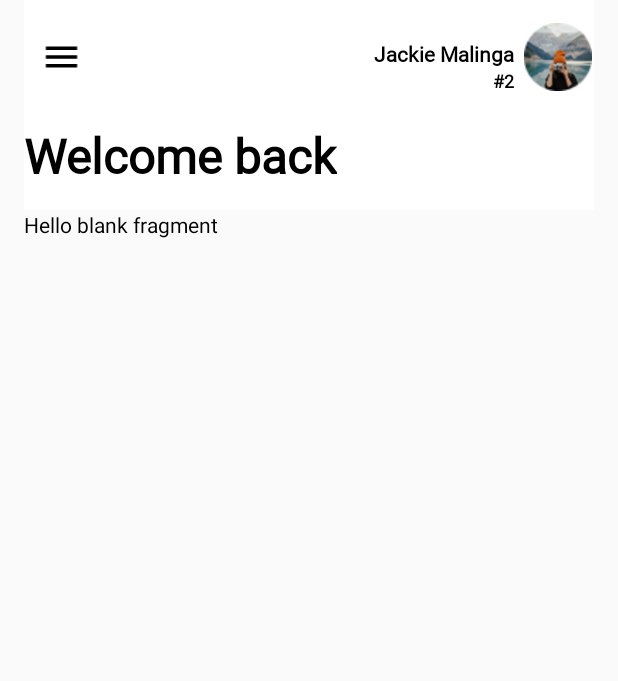
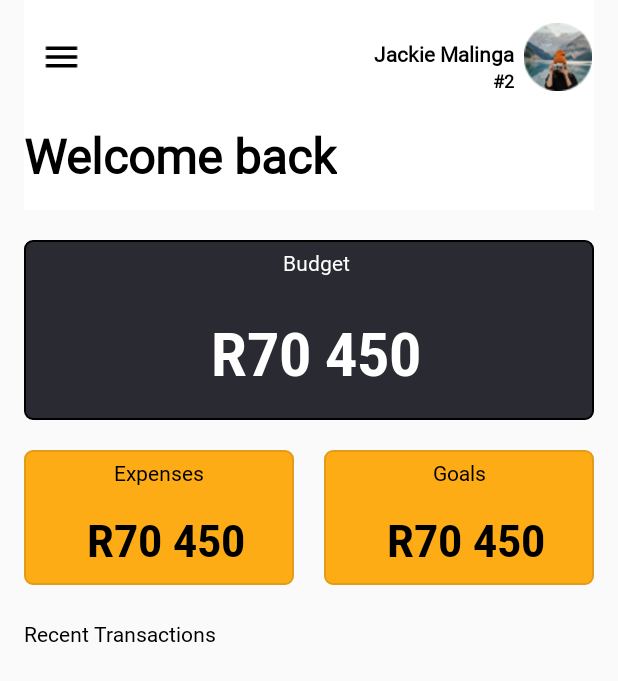
Before and after one commit to mzhala/WealthForge, an Android app: the screen it shows after launch (MainActivity), on a phone screen of 412 x 824 dp. Shown: the top 681 px of the screen. Run offline under Robolectric (Android 15) with nearby library versions, the phone set to English and light mode, and no system bars; our stand-ins replace navigation-ui.

Commit message:
feat: add initial design for home page

```diff
--- a/app/src/main/res/layout/fragment_home.xml
+++ b/app/src/main/res/layout/fragment_home.xml
@@ -10,9 +10,127 @@
     android:paddingRight="0dp"
     tools:context=".HomeFragment">
 
-    <!-- TODO: Update blank fragment layout -->
-    <TextView
+    <!-- budget-->
+    <LinearLayout
         android:layout_width="match_parent"
-        android:layout_height="match_parent"
-        android:text="@string/hello_blank_fragment" />
+        android:layout_height="120dp"
+        android:layout_marginTop="20dp"
+        android:background="@drawable/black_card"
+        android:orientation="vertical">
+
+        <TextView
+            android:layout_width="match_parent"
+            android:layout_height="30dp"
+            android:text="Budget"
+            style="@style/CardLabelStyle"
+            android:textAlignment="center"
+            android:gravity="center"/>
+
+        <TextView
+            android:layout_width="match_parent"
+            android:layout_height="match_parent"
+            android:text="R70 450"
+            style="@style/Money_Semi_Bold"
+            android:textAlignment="center"
+            android:gravity="center"
+            android:textColor="@color/white"
+            android:textSize="40sp"
+            android:id="@+id/budgetAmount"/>
+
+    </LinearLayout>
+
+    <!-- expenses and goals -->
+    <LinearLayout
+        android:layout_width="match_parent"
+        android:layout_height="90dp"
+        android:layout_marginTop="20dp"
+        android:orientation="horizontal">
+
+        <!-- expenses -->
+        <LinearLayout
+            android:layout_width="140dp"
+            android:layout_height="match_parent"
+            android:background="@drawable/home_card"
+            android:orientation="vertical"
+            android:layout_weight="1">
+
+            <TextView
+                android:layout_width="match_parent"
+                android:layout_height="30dp"
+                android:text="Expenses"
+                style="@style/LabelStyle"
+                android:textAlignment="center"
+                android:gravity="center"/>
+
+            <TextView
+                style="@style/Money_Semi_Bold"
+                android:layout_width="match_parent"
+                android:layout_height="match_parent"
+                android:gravity="center"
+                android:text="R70 450"
+                android:textAlignment="center"
+                android:id="@+id/expenseAmount"/>
+        </LinearLayout>
+
+        <Space
+            android:layout_width="20dp"
+            android:layout_height="match_parent"
+            />
+
+        <!-- goals -->
+        <LinearLayout
+            android:layout_width="140dp"
+            android:layout_height="match_parent"
+            android:background="@drawable/home_card"
+            android:orientation="vertical"
+            android:layout_weight="1">
+
+            <TextView
+                android:layout_width="match_parent"
+                android:layout_height="30dp"
+                android:text="Goals"
+                style="@style/LabelStyle"
+                android:textAlignment="center"
+                android:gravity="center"/>
+
+            <TextView
+                style="@style/Money_Semi_Bold"
+                android:layout_width="match_parent"
+                android:layout_height="match_parent"
+                android:gravity="center"
+                android:text="R70 450"
+                android:textAlignment="center"
+                android:id="@+id/goalAmount"/>
+        </LinearLayout>
+    </LinearLayout>
+
+    <!-- Recent Transactions -->
+    <LinearLayout
+        android:layout_width="match_parent"
+        android:layout_height="25dp"
+        android:layout_marginTop="20dp"
+        android:gravity="center_vertical"
+        android:orientation="horizontal">
+
+        <TextView
+            android:layout_width="wrap_content"
+            android:layout_height="wrap_content"
+            android:text="Recent Transactions"
+            style="@style/LabelStyle"/>
+
+        <View
+            android:layout_width="0dp"
+            android:layout_height="0dp"
+            android:layout_weight="1" />
+
+    </LinearLayout>
+
+    <androidx.recyclerview.widget.RecyclerView
+        android:id="@+id/recyclerView"
+        android:layout_width="match_parent"
+        android:layout_height="wrap_content"
+        android:layout_marginTop="20dp"
+        android:padding="10dp"
+        android:clipToPadding="false"
+        android:scrollbars="vertical" />
 </LinearLayout>
```
